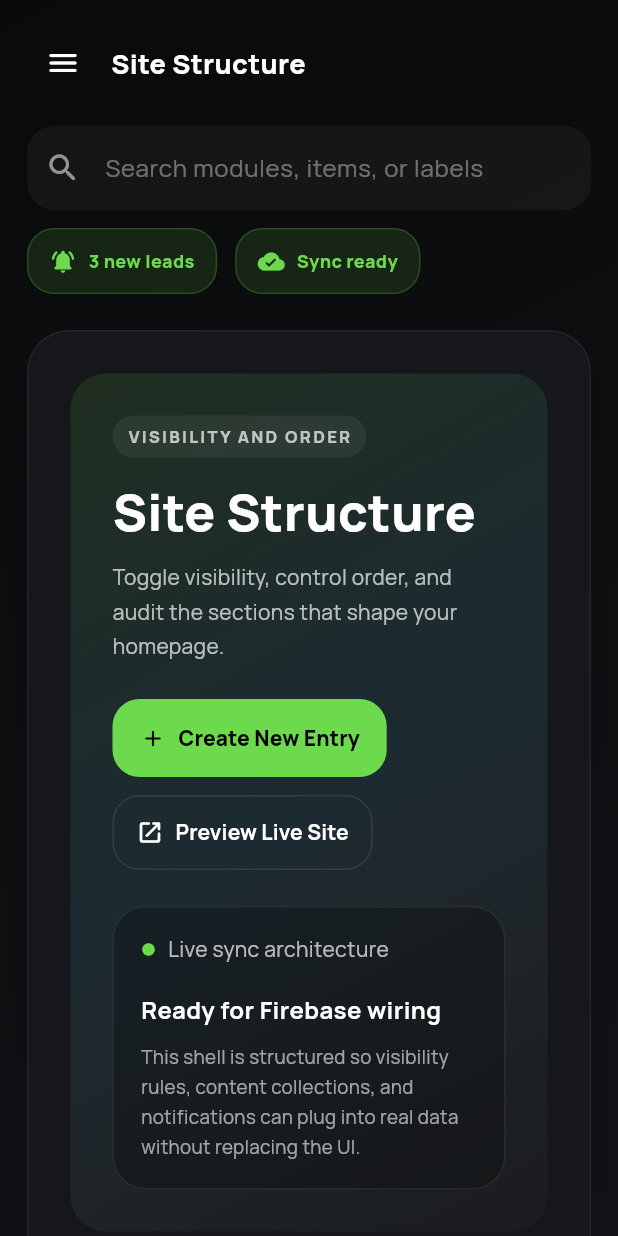
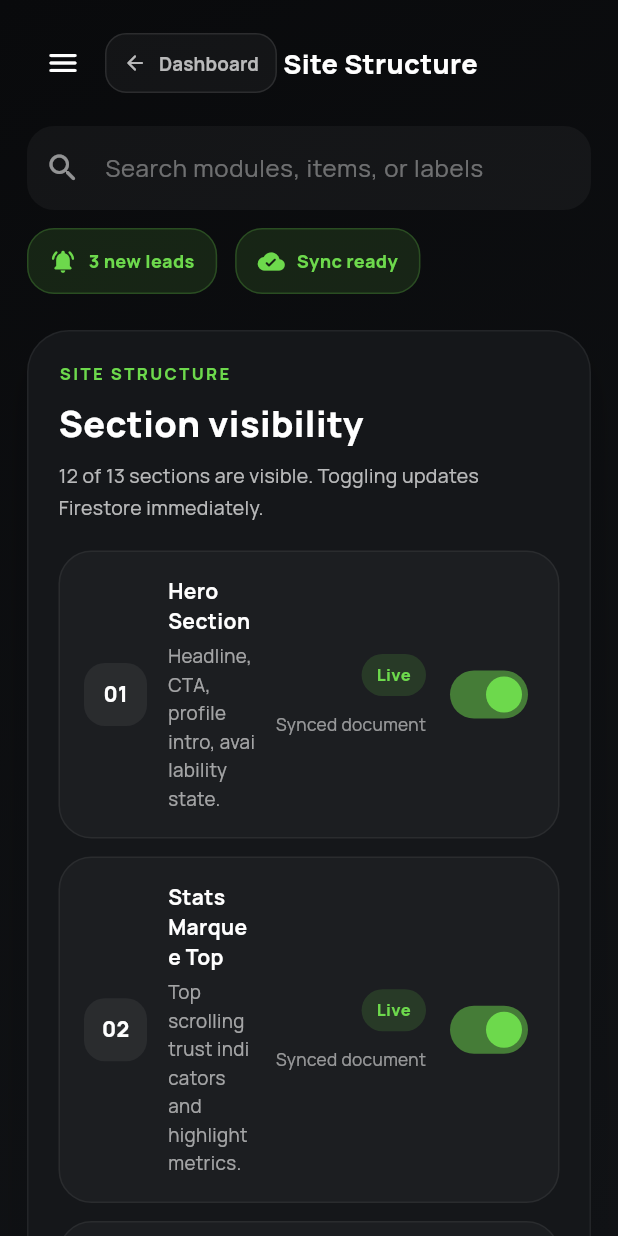
Before and after one commit to gokulekd/gokul_portfolio, a Flutter app: the AdminPortalPage screen opened directly, after a tap on the "menu" icon, after a tap on "Dashboard", after a tap on "Open Site Structure", on a phone screen of 412 x 824 dp. Run offline on Flutter 3.47's test engine with Material 3 defaults, Android fonts, the phone set to English and light mode, and no system bars; our stand-ins replace cloud_firestore, file_picker, firebase_auth, firebase_core, font_awesome_flutter, get and 4 more; accounts and stored records are empty; network calls fail.

Commit message:
Update binary files in Gradle configuration and enhance admin portal UI. Introduce conditional rendering for dashboard elements, add a back navigation button, and refine menu items for improved user experience and accessibility.

```diff
--- a/lib/features/admin/pages/admin_portal_page.dart
+++ b/lib/features/admin/pages/admin_portal_page.dart
@@ -3,6 +3,7 @@ import 'package:get/get.dart';
 
 import '../../../utils/responsive_helper.dart';
 import '../controllers/admin_portal_controller.dart';
+import '../models/admin_portal_models.dart';
 import '../modules/admin_module_registry.dart';
 import '../shared/admin_portal_navigation.dart';
 import '../shared/portal_layout_widgets.dart';
@@ -62,8 +63,10 @@ class AdminPortalPage extends StatelessWidget {
                           controller: controller,
                           isCompact: isCompact,
                         ),
-                        const SizedBox(height: 24),
-                        HeroHeader(controller: controller),
+                        if (module == AdminModule.dashboard) ...[
+                          const SizedBox(height: 24),
+                          HeroHeader(controller: controller),
+                        ],
                         const SizedBox(height: 24),
                         AdminModuleRegistry.buildWorkspace(
                           module: module,
--- a/lib/features/admin/shared/portal_layout_widgets.dart
+++ b/lib/features/admin/shared/portal_layout_widgets.dart
@@ -47,6 +47,9 @@ class PortalTopBar extends StatelessWidget {
         ],
       );
 
+      final isOnDashboard =
+          controller.selectedModule.value == AdminModule.dashboard;
+
       if (isCompact) {
         return Column(
           crossAxisAlignment: CrossAxisAlignment.start,
@@ -63,7 +66,12 @@ class PortalTopBar extends StatelessWidget {
                         ),
                       ),
                 ),
-                const SizedBox(width: 8),
+                if (!isOnDashboard) ...[
+                  const SizedBox(width: 4),
+                  _BackToDashboardButton(controller: controller),
+                  const SizedBox(width: 4),
+                ] else
+                  const SizedBox(width: 8),
                 Expanded(
                   child: Text(
                     controller.activeModule.title,
@@ -84,6 +92,10 @@ class PortalTopBar extends StatelessWidget {
 
       return Row(
         children: [
+          if (!isOnDashboard) ...[
+            _BackToDashboardButton(controller: controller),
+            const SizedBox(width: 16),
+          ],
           Expanded(
             child: Text(
               'Admin Workspace',
@@ -98,6 +110,36 @@ class PortalTopBar extends StatelessWidget {
         ],
       );
     });
+  }
+}
+
+class _BackToDashboardButton extends StatelessWidget {
+  const _BackToDashboardButton({required this.controller});
+
+  final AdminPortalController controller;
+
+  @override
+  Widget build(BuildContext context) {
+    return TextButton.icon(
+      onPressed: () => controller.selectModule(AdminModule.dashboard),
+      style: TextButton.styleFrom(
+        foregroundColor: Colors.white70,
+        padding: const EdgeInsets.symmetric(horizontal: 12, vertical: 10),
+        shape: RoundedRectangleBorder(
+          borderRadius: BorderRadius.circular(14),
+          side: BorderSide(color: Colors.white.withValues(alpha: 0.10)),
+        ),
+        backgroundColor: Colors.white.withValues(alpha: 0.04),
+      ),
+      icon: const Icon(Icons.arrow_back_rounded, size: 16),
+      label: Text(
+        'Dashboard',
+        style: GoogleFonts.manrope(
+          fontWeight: FontWeight.w700,
+          fontSize: 12.5,
+        ),
+      ),
+    );
   }
 }
 
```
Also changed, not shown: lib/widgets/custom_widgets.dart (+20 -10 lines).
